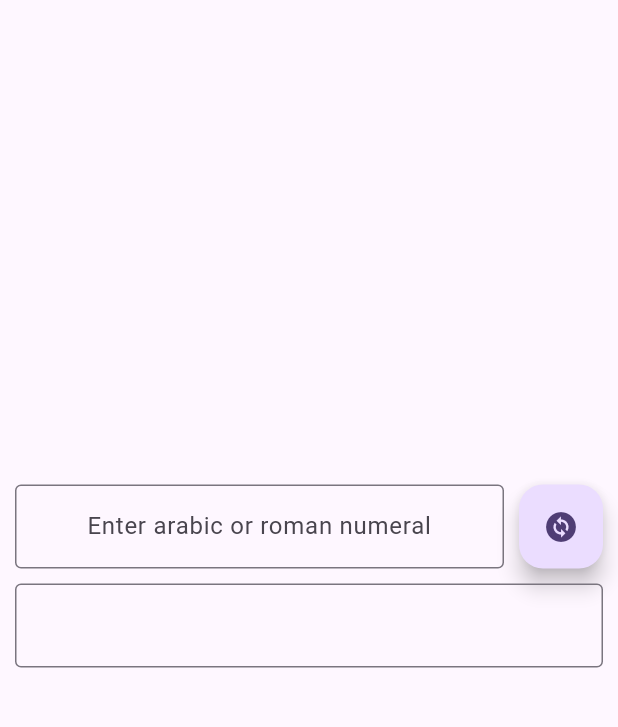
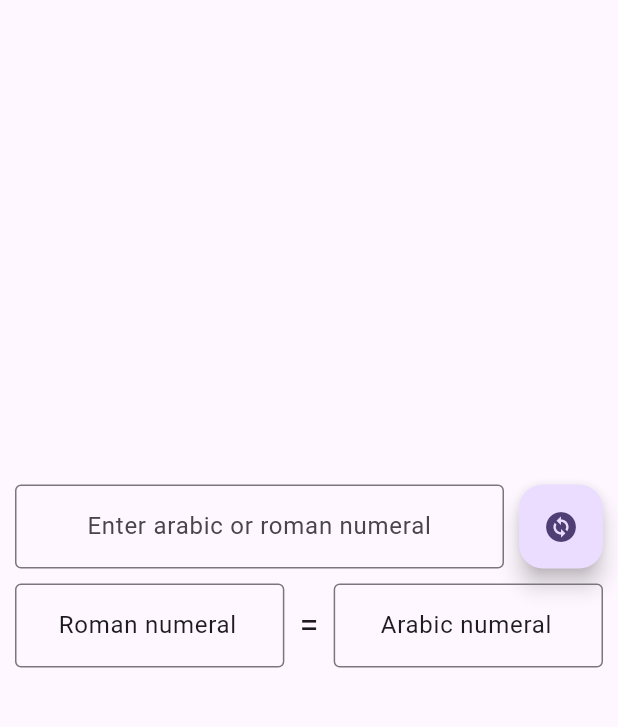
Before and after one commit to Chaosfirebolt/roman-numeral-converter-frontend, a Flutter app: the screen it shows after launch, after a tap on the "change circle" icon, on a phone screen of 412 x 824 dp, the part 84-811 px from its top. Run offline on Flutter 3.47's test engine with Material 3 defaults, Android fonts, the light colour scheme and no system bars; network calls fail.

Commit message:
roman integer result
- get result from backend
- styling
- http dependency

```diff
--- a/lib/home_page.dart
+++ b/lib/home_page.dart
@@ -1,4 +1,9 @@
+import 'dart:convert';
+import 'dart:io';
+
 import 'package:flutter/material.dart';
+import 'package:http/http.dart' as http;
+import 'package:roman_numeral_converter_frontend/roman_integer.dart';
 
 class MyHomePage extends StatefulWidget {
   const MyHomePage({super.key, required this.title});
@@ -11,11 +16,17 @@ class MyHomePage extends StatefulWidget {
 
 class _MyHomePageState extends State<MyHomePage> {
   final inputController = TextEditingController();
-  final resultController = TextEditingController(text: 'Result');
-  String? result;
+  final romanResultController = TextEditingController(text: 'Roman numeral');
+  final arabicResultController = TextEditingController(text: 'Arabic numeral');
+  late BuildContext homePageContext;
 
   @override
   Widget build(BuildContext context) {
+    homePageContext = context;
+    var resultDecoration = const InputDecoration(border: OutlineInputBorder());
+
+    var space = const SizedBox(width: 10);
+
     return Scaffold(
       appBar: AppBar(
         backgroundColor: Theme.of(context).colorScheme.primary,
@@ -23,7 +34,7 @@ class _MyHomePageState extends State<MyHomePage> {
           child: Text(widget.title),
         ),
         titleTextStyle:
-        const TextStyle(color: Colors.yellowAccent, fontSize: 25),
+            const TextStyle(color: Colors.yellowAccent, fontSize: 25),
       ),
       body: Center(
         child: Column(
@@ -32,9 +43,7 @@ class _MyHomePageState extends State<MyHomePage> {
             Row(
               mainAxisSize: MainAxisSize.min,
               children: <Widget>[
-                const SizedBox(
-                  width: 10,
-                ),
+                space,
                 Flexible(
                   child: TextField(
                     textAlign: TextAlign.center,
@@ -45,22 +54,12 @@ class _MyHomePageState extends State<MyHomePage> {
                     ),
                   ),
                 ),
-                const SizedBox(
-                  width: 10,
-                ),
+                space,
                 FloatingActionButton(
-                  onPressed: () {
-                    var input = inputController.text;
-                    //TODO call backend
-                    setState(() {
-                      resultController.text = input;
-                    });
-                  },
+                  onPressed: convert,
                   child: const Icon(Icons.change_circle),
                 ),
-                const SizedBox(
-                  width: 10,
-                ),
+                space,
               ],
             ),
             const SizedBox(
@@ -68,22 +67,30 @@ class _MyHomePageState extends State<MyHomePage> {
             ),
             Row(
               children: <Widget>[
-                const SizedBox(
-                  width: 10,
-                ),
+                space,
                 Flexible(
-                  child: TextField(
+                  child: TextFormField(
                     textAlign: TextAlign.center,
                     readOnly: true,
-                    controller: resultController,
-                    decoration: const InputDecoration(
-                      border: OutlineInputBorder(),
-                    ),
+                    controller: romanResultController,
+                    decoration: resultDecoration,
                   ),
                 ),
-                const SizedBox(
-                  width: 10,
+                space,
+                const Text(
+                  '=',
+                  style: TextStyle(fontSize: 23),
                 ),
+                space,
+                Flexible(
+                  child: TextFormField(
+                    textAlign: TextAlign.center,
+                    readOnly: true,
+                    controller: arabicResultController,
+                    decoration: resultDecoration,
+                  ),
+                ),
+                space,
               ],
             )
           ],
@@ -92,10 +99,71 @@ class _MyHomePageState extends State<MyHomePage> {
     );
   }
 
+  Future<RequestResult> getResult(String input) async {
+    var authority = const String.fromEnvironment('authority');
+    Uri uri = Uri.https(
+      authority,
+      '/convert',
+      {
+        'val': input,
+      },
+    );
+
+    String user = const String.fromEnvironment('u');
+    String pass = const String.fromEnvironment('p');
+    String encoded = base64Encode(utf8.encode('$user:$pass'));
+    final response = await http.get(
+      uri,
+      headers: {
+        HttpHeaders.authorizationHeader: 'Basic $encoded',
+      },
+    );
+    return RequestResult.fromData(
+      response: response.statusCode,
+      json: response.body,
+    );
+  }
+
+  void convert() {
+    getResult(inputController.text).then((value) => {
+          if (value.success)
+            {
+              romanResultController.text = value.successResult.roman,
+              arabicResultController.text =
+                  value.successResult.arabic.toString()
+            }
+          else
+            {
+              ScaffoldMessenger.of(homePageContext).showSnackBar(SnackBar(
+                backgroundColor: Colors.transparent,
+                elevation: 0,
+                content: Container(
+                  padding: const EdgeInsets.all(20),
+                  height: 70,
+                  decoration: const BoxDecoration(
+                    color: Colors.red,
+                    borderRadius: BorderRadius.all(Radius.circular(20)),
+                  ),
+                  child: Text(
+                    value.errorMessage,
+                    textAlign: TextAlign.center,
+                    style: const TextStyle(
+                      color: Colors.black87,
+                      fontSize: 19,
+                    ),
+                  ),
+                ),
+                duration: const Duration(seconds: 3),
+                behavior: SnackBarBehavior.floating,
+              ))
+            }
+        });
+  }
+
   @override
   void dispose() {
     super.dispose();
     inputController.dispose();
-    resultController.dispose();
+    romanResultController.dispose();
   }
 }
--- /dev/null
+++ b/lib/roman_integer.dart
@@ -0,0 +1,48 @@
+import 'dart:convert';
+
+class RomanInteger {
+
+  final String _roman;
+  final int _arabic;
+
+  RomanInteger(this._roman, this._arabic);
+
+  String get roman => _roman;
+
+  int get arabic => _arabic;
+
+  @override
+  String toString() {
+    return '$_roman = $_arabic';
+  }
+
+  factory RomanInteger.fromJson(String json) {
+    var map = jsonDecode(json);
+    return RomanInteger(map['r'], map['a']);
+  }
+}
+
+class RequestResult {
+
+  final bool _success;
+  final RomanInteger? _successResult;
+  final String? _errorMessage;
+
+  RequestResult({required bool success, required RomanInteger? successResult, required String? errorMessage})
+      : _errorMessage = errorMessage, _successResult = successResult, _success = success;
+
+  factory RequestResult.fromData({required int response, required String json}) {
+    bool success = response == 200;
+    if (success) {
+      return RequestResult(success: success, successResult: RomanInteger.fromJson(json), errorMessage: null);
+    } else {
+      return RequestResult(success: success, successResult: null, errorMessage: jsonDecode(json)['message']);
+    }
+  }
+
+  String get errorMessage => _errorMessage!;
+
+  RomanInteger get successResult => _successResult!;
+
+  bool get success => _success;
+}
--- a/pubspec.yaml
+++ b/pubspec.yaml
@@ -35,6 +35,7 @@ dependencies:
   # The following adds the Cupertino Icons font to your application.
   # Use with the CupertinoIcons class for iOS style icons.
   cupertino_icons: ^1.0.2
+  http: ^1.1.2
 
 dev_dependencies:
   flutter_test:
```
Also changed, not shown: 1 other file.
